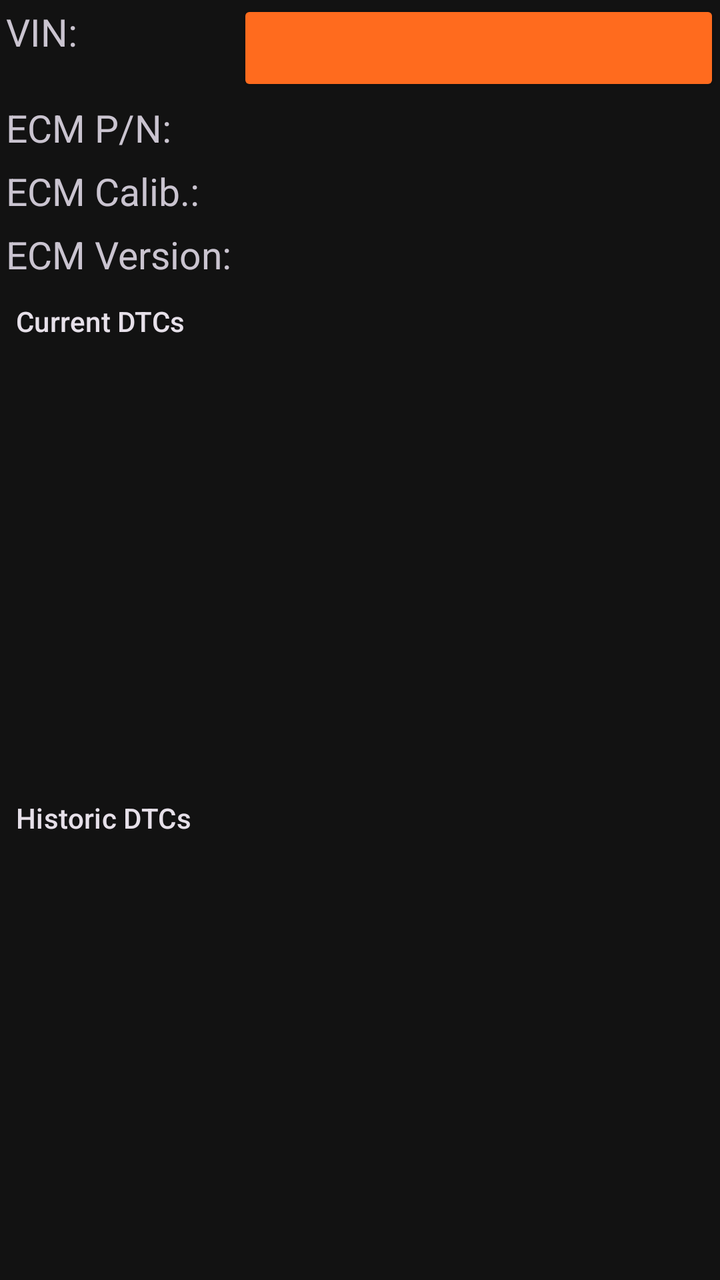
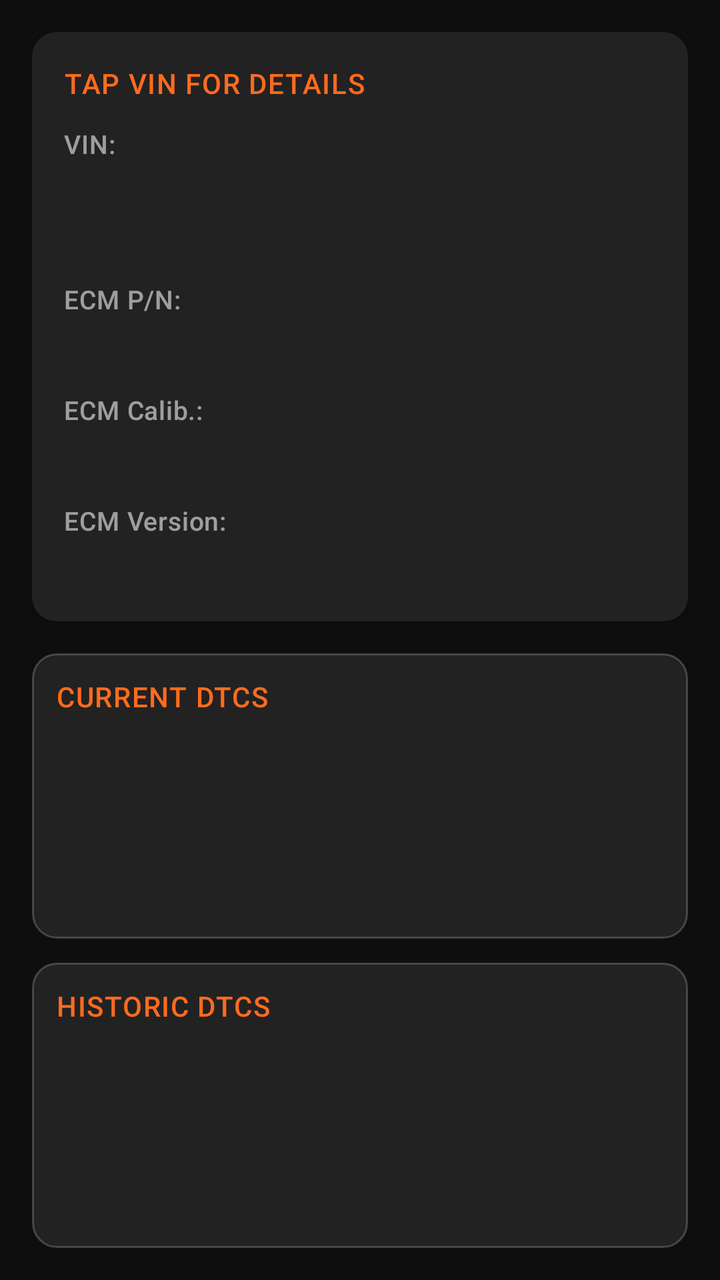

Two renders of the same Android screen: before a commit and after it. Below are the layout's source before the change and the commit's diff.
<!-- AndroidManifest.xml: application theme Theme.HarleyDroid -->
<!-- res/layout/portrait_diag.xml -->
<?xml version="1.0" encoding="utf-8"?>
<LinearLayout xmlns:android="http://schemas.android.com/apk/res/android"
    android:id="@+id/diag_layout"
    android:layout_width="match_parent"
    android:layout_height="match_parent"
    android:baselineAligned="false"
    android:orientation="vertical" >

    <TableLayout
        xmlns:android="http://schemas.android.com/apk/res/android"
        android:id="@+id/diag1_layout"
        android:layout_width="match_parent"
        android:layout_height="wrap_content"
        android:orientation="vertical"
        android:stretchColumns="1" >

        <TableRow android:layout_weight="1" >

            <TextView
                android:id="@+id/vin_label"
                android:layout_width="match_parent"
                android:layout_height="match_parent"
                android:padding="3dip"
                android:text="@string/vin_label"
                android:textSize="@dimen/textsize" />

             <Button
                android:id="@+id/vin_field"
                style="?android:attr/buttonStyleSmall"
                android:layout_width="match_parent"
                android:layout_height="match_parent"
                android:gravity="center_vertical|left"
                android:textSize="@dimen/textsize" />
        </TableRow>

        <TableRow android:layout_weight="1" >

            <TextView
                android:id="@+id/ecmpn_label"
                android:layout_width="match_parent"
                android:layout_height="match_parent"
                android:padding="3dip"
                android:text="@string/ecmpn_label"
                android:textSize="@dimen/textsize" />

            <TextView
                android:id="@+id/ecmpn_field"
                android:layout_width="match_parent"
                android:layout_height="match_parent"
                android:padding="3dip"
                android:textSize="@dimen/textsize" />
        </TableRow>

        <TableRow android:layout_weight="1" >

            <TextView
                android:id="@+id/ecmcalid_label"
                android:layout_width="match_parent"
                android:layout_height="match_parent"
                android:padding="3dip"
                android:text="@string/ecmcalid_label"
                android:textSize="@dimen/textsize" />

            <TextView
                android:id="@+id/ecmcalid_field"
                android:layout_width="match_parent"
                android:layout_height="match_parent"
                android:padding="3dip"
                android:textSize="@dimen/textsize" />
        </TableRow>

        <TableRow android:layout_weight="1" >

            <TextView
                android:id="@+id/ecmswlevel_label"
                android:layout_width="match_parent"
                android:layout_height="match_parent"
                android:padding="3dip"
                android:text="@string/ecmswlevel_label"
                android:textSize="@dimen/textsize" />

            <TextView
                android:id="@+id/ecmswlevel_field"
                android:layout_width="match_parent"
                android:layout_height="match_parent"
                android:padding="3dip"
                android:textSize="@dimen/textsize" />
        </TableRow>
    </TableLayout>

    <LinearLayout
        xmlns:android="http://schemas.android.com/apk/res/android"
        android:id="@+id/dtc1_layout"
        android:layout_width="match_parent"
        android:layout_height="wrap_content"
        android:layout_weight="1.0"
        android:orientation="horizontal" >

        <TextView
            android:id="@+id/currentdtc_label"
            android:layout_width="wrap_content"
            android:layout_height="wrap_content"
            android:padding="8dp"
            android:text="@string/dtc_current_title"
            android:textAppearance="?attr/textAppearanceTitleSmall" />

        <ListView
            android:id="@+id/currentdtc_field"
            android:layout_width="0dp"
            android:layout_height="match_parent"
            android:layout_weight="1.0"
            android:divider="?android:attr/listDivider"
            android:dividerHeight="1dp" />
    </LinearLayout>

    <LinearLayout
        xmlns:android="http://schemas.android.com/apk/res/android"
        android:id="@+id/dtc2_layout"
        android:layout_width="match_parent"
        android:layout_height="wrap_content"
        android:layout_weight="1.0"
        android:orientation="horizontal" >

        <TextView
            android:id="@+id/historicdtc_label"
            android:layout_width="wrap_content"
            android:layout_height="wrap_content"
            android:padding="8dp"
            android:text="@string/dtc_historic_title"
            android:textAppearance="?attr/textAppearanceTitleSmall" />

        <ListView
            android:id="@+id/historicdtc_field"
            android:layout_width="0dp"
            android:layout_height="match_parent"
            android:layout_weight="1.0"
            android:divider="?android:attr/listDivider"
            android:dividerHeight="1dp" />
    </LinearLayout>

</LinearLayout>
<!-- resources referenced by this layout -->
<resources>
  <dimen name="textsize">40sp</dimen>
  <style name="Theme.HarleyDroid" parent="Theme.Material3.Dark.NoActionBar">
          <item name="colorPrimary">@color/hd_primary</item>
          <item name="colorOnPrimary">@color/hd_on_primary</item>
          <item name="colorPrimaryContainer">@color/hd_primary_container</item>
          <item name="colorSecondary">@color/hd_secondary</item>
          <item name="android:windowBackground">@color/hd_surface</item>
          <item name="android:statusBarColor">@android:color/transparent</item>
          <item name="android:navigationBarColor">@android:color/transparent</item>
          <item name="android:windowLightStatusBar">false</item>
          <item name="preferenceTheme">@style/PreferenceThemeOverlay</item>
      </style>
  <color name="hd_primary">#FF6B1E</color>
  <color name="hd_primary_container">#FFDBCB</color>
  <color name="hd_secondary">#2C2C2C</color>
  <color name="hd_surface">#121212</color>
  <!-- unchanged entries left out for length: 7 -->
</resources>

<!-- the commit's change to res/layout/portrait_diag.xml (unified diff, before → after) -->
@@ -1,141 +1,140 @@
 <?xml version="1.0" encoding="utf-8"?>
 <LinearLayout xmlns:android="http://schemas.android.com/apk/res/android"
+    xmlns:app="http://schemas.android.com/apk/res-auto"
     android:id="@+id/diag_layout"
     android:layout_width="match_parent"
     android:layout_height="match_parent"
-    android:baselineAligned="false"
-    android:orientation="vertical" >
+    android:background="@color/hd_surface"
+    android:orientation="vertical"
+    android:padding="@dimen/space_16">
 
-    <TableLayout
-        xmlns:android="http://schemas.android.com/apk/res/android"
+    <com.google.android.material.card.MaterialCardView
         android:id="@+id/diag1_layout"
+        style="@style/Widget.HarleyDroid.Card"
         android:layout_width="match_parent"
         android:layout_height="wrap_content"
-        android:orientation="vertical"
-        android:stretchColumns="1" >
+        app:contentPadding="@dimen/space_16">
 
-        <TableRow android:layout_weight="1" >
+        <LinearLayout
+            android:layout_width="match_parent"
+            android:layout_height="wrap_content"
+            android:orientation="vertical">
+
+            <TextView
+                android:layout_width="match_parent"
+                android:layout_height="wrap_content"
+                android:layout_marginBottom="@dimen/space_12"
+                android:text="@string/vin_tap_hint"
+                android:textAppearance="@style/TextAppearance.HarleyDroid.Section" />
 
             <TextView
                 android:id="@+id/vin_label"
                 android:layout_width="match_parent"
-                android:layout_height="match_parent"
-                android:padding="3dip"
+                android:layout_height="wrap_content"
                 android:text="@string/vin_label"
-                android:textSize="@dimen/textsize" />
+                android:textAppearance="@style/TextAppearance.HarleyDroid.Label" />
 
-             <Button
+            <com.google.android.material.button.MaterialButton
                 android:id="@+id/vin_field"
-                style="?android:attr/buttonStyleSmall"
+                style="@style/Widget.HarleyDroid.VinButton"
                 android:layout_width="match_parent"
-                android:layout_height="match_parent"
-                android:gravity="center_vertical|left"
-                android:textSize="@dimen/textsize" />
-        </TableRow>
-
-        <TableRow android:layout_weight="1" >
+                android:layout_height="wrap_content"
+                android:layout_marginBottom="@dimen/space_12" />
 
             <TextView
                 android:id="@+id/ecmpn_label"
                 android:layout_width="match_parent"
-                android:layout_height="match_parent"
-                android:padding="3dip"
+                android:layout_height="wrap_content"
                 android:text="@string/ecmpn_label"
-                android:textSize="@dimen/textsize" />
+                android:textAppearance="@style/TextAppearance.HarleyDroid.Label" />
 
             <TextView
                 android:id="@+id/ecmpn_field"
                 android:layout_width="match_parent"
-                android:layout_height="match_parent"
-                android:padding="3dip"
-                android:textSize="@dimen/textsize" />
-        </TableRow>
-
-        <TableRow android:layout_weight="1" >
+                android:layout_height="wrap_content"
+                android:layout_marginBottom="@dimen/space_12"
+                android:textAppearance="@style/TextAppearance.HarleyDroid.Value" />
 
             <TextView
                 android:id="@+id/ecmcalid_label"
                 android:layout_width="match_parent"
-                android:layout_height="match_parent"
-                android:padding="3dip"
+                android:layout_height="wrap_content"
                 android:text="@string/ecmcalid_label"
-                android:textSize="@dimen/textsize" />
+                android:textAppearance="@style/TextAppearance.HarleyDroid.Label" />
 
             <TextView
                 android:id="@+id/ecmcalid_field"
                 android:layout_width="match_parent"
-                android:layout_height="match_parent"
-                android:padding="3dip"
-                android:textSize="@dimen/textsize" />
-        </TableRow>
-
-        <TableRow android:layout_weight="1" >
+                android:layout_height="wrap_content"
+                android:layout_marginBottom="@dimen/space_12"
+                android:textAppearance="@style/TextAppearance.HarleyDroid.Value" />
 
             <TextView
                 android:id="@+id/ecmswlevel_label"
                 android:layout_width="match_parent"
-                android:layout_height="match_parent"
-                android:padding="3dip"
+                android:layout_height="wrap_content"
                 android:text="@string/ecmswlevel_label"
-                android:textSize="@dimen/textsize" />
+                android:textAppearance="@style/TextAppearance.HarleyDroid.Label" />
 
             <TextView
                 android:id="@+id/ecmswlevel_field"
                 android:layout_width="match_parent"
-                android:layout_height="match_parent"
-                android:padding="3dip"
-                android:textSize="@dimen/textsize" />
-        </TableRow>
-    </TableLayout>
+                android:layout_height="wrap_content"
+                android:textAppearance="@style/TextAppearance.HarleyDroid.Value" />
+        </LinearLayout>
+    </com.google.android.material.card.MaterialCardView>
 
     <LinearLayout
-        xmlns:android="http://schemas.android.com/apk/res/android"
         android:id="@+id/dtc1_layout"
         android:layout_width="match_parent"
-        android:layout_height="wrap_content"
-        android:layout_weight="1.0"
-        android:orientation="horizontal" >
+        android:layout_height="0dp"
+        android:layout_marginTop="@dimen/space_16"
+        android:layout_weight="1"
+        android:background="@drawable/bg_section_card"
+        android:orientation="vertical"
+        android:padding="@dimen/space_12">
 
         <TextView
             android:id="@+id/currentdtc_label"
-            android:layout_width="wrap_content"
+            android:layout_width="match_parent"
             android:layout_height="wrap_content"
-            android:padding="8dp"
+            android:layout_marginBottom="@dimen/space_8"
             android:text="@string/dtc_current_title"
-            android:textAppearance="?attr/textAppearanceTitleSmall" />
+            android:textAppearance="@style/TextAppearance.HarleyDroid.Section" />
 
         <ListView
             android:id="@+id/currentdtc_field"
-            android:layout_width="0dp"
+            android:layout_width="match_parent"
             android:layout_height="match_parent"
-            android:layout_weight="1.0"
-            android:divider="?android:attr/listDivider"
-            android:dividerHeight="1dp" />
+            android:divider="@color/hd_divider"
+            android:dividerHeight="1dp"
+            android:paddingTop="@dimen/space_4" />
     </LinearLayout>
 
     <LinearLayout
-        xmlns:android="http://schemas.android.com/apk/res/android"
         android:id="@+id/dtc2_layout"
         android:layout_width="match_parent"
-        android:layout_height="wrap_content"
-        android:layout_weight="1.0"
-        android:orientation="horizontal" >
+        android:layout_height="0dp"
+        android:layout_marginTop="@dimen/space_12"
+        android:layout_weight="1"
+        android:background="@drawable/bg_section_card"
+        android:orientation="vertical"
+        android:padding="@dimen/space_12">
 
         <TextView
             android:id="@+id/historicdtc_label"
-            android:layout_width="wrap_content"
+            android:layout_width="match_parent"
             android:layout_height="wrap_content"
-            android:padding="8dp"
+            android:layout_marginBottom="@dimen/space_8"
             android:text="@string/dtc_historic_title"
-            android:textAppearance="?attr/textAppearanceTitleSmall" />
+            android:textAppearance="@style/TextAppearance.HarleyDroid.Section" />
 
         <ListView
             android:id="@+id/historicdtc_field"
-            android:layout_width="0dp"
+            android:layout_width="match_parent"
             android:layout_height="match_parent"
-            android:layout_weight="1.0"
-            android:divider="?android:attr/listDivider"
-            android:dividerHeight="1dp" />
+            android:divider="@color/hd_divider"
+            android:dividerHeight="1dp"
+            android:paddingTop="@dimen/space_4" />
     </LinearLayout>
-
 </LinearLayout>
<!-- resource entries referenced after the edit -->
@@ -1,21 +1,164 @@
 <!-- resources referenced by this layout -->
 <resources>
-  <dimen name="textsize">40sp</dimen>
+  <color name="hd_divider">#1FFFFFFF</color>
+  <dimen name="textsize">18sp</dimen>
+  <color name="hd_on_surface">#F2F2F2</color>
+  <dimen name="elevation_card">2dp</dimen>
+  <dimen name="card_padding">16dp</dimen>
+  <dimen name="tap_min">48dp</dimen>
+  <color name="hd_accent_orange">#FF6B1E</color>
+  <color name="hd_accent_orange_container">#3D2318</color>
+  <color name="hd_accent_orange_soft">#26FF6B1E</color>
+  <color name="hd_accent_orange_readout">#E8FF6B1E</color>
   <style name="Theme.HarleyDroid" parent="Theme.Material3.Dark.NoActionBar">
-          <item name="colorPrimary">@color/hd_primary</item>
+          <item name="colorPrimary">@color/hd_accent_orange</item>
           <item name="colorOnPrimary">@color/hd_on_primary</item>
-          <item name="colorPrimaryContainer">@color/hd_primary_container</item>
+          <item name="colorPrimaryContainer">@color/hd_accent_orange_container</item>
+          <item name="colorOnPrimaryContainer">@color/hd_accent_orange</item>
+          <item name="hdColorAccentSoft">@color/hd_accent_orange_soft</item>
+          <item name="hdColorGaugeReadout">@color/hd_accent_orange_readout</item>
           <item name="colorSecondary">@color/hd_secondary</item>
+          <item name="colorOnSecondary">@color/hd_on_surface</item>
+          <item name="colorSurface">@color/hd_surface</item>
+          <item name="colorOnSurface">@color/hd_on_surface</item>
+          <item name="colorSurfaceVariant">@color/hd_surface_elevated</item>
+          <item name="colorOnSurfaceVariant">@color/hd_on_surface_60</item>
+          <item name="colorOutline">@color/hd_outline</item>
+          <item name="android:colorBackground">@color/hd_surface</item>
           <item name="android:windowBackground">@color/hd_surface</item>
           <item name="android:statusBarColor">@android:color/transparent</item>
           <item name="android:navigationBarColor">@android:color/transparent</item>
           <item name="android:windowLightStatusBar">false</item>
-          <item name="preferenceTheme">@style/PreferenceThemeOverlay</item>
+          <item name="materialAlertDialogTheme">@style/ThemeOverlay.HarleyDroid.MaterialAlertDialog</item>
+          <item name="preferenceTheme">@style/PreferenceThemeOverlay.HarleyDroid</item>
+          <item name="toolbarStyle">@style/Widget.HarleyDroid.Toolbar</item>
+  
+          
+          <item name="android:soundEffectsEnabled">false</item>
+          <item name="colorControlHighlight">@android:color/transparent</item>
+          <item name="actionBarItemBackground">@drawable/bg_no_press</item>
+          <item name="selectableItemBackground">@drawable/bg_no_press</item>
+          <item name="android:selectableItemBackground">@drawable/bg_no_press</item>
+          <item name="selectableItemBackgroundBorderless">@drawable/bg_no_press</item>
+          <item name="android:selectableItemBackgroundBorderless">@drawable/bg_no_press</item>
+          <item name="android:windowAnimationStyle">@null</item>
+          <item name="motionDurationShort1">@integer/hd_motion_none</item>
+          <item name="motionDurationShort2">@integer/hd_motion_none</item>
+          <item name="motionDurationShort3">@integer/hd_motion_none</item>
+          <item name="motionDurationShort4">@integer/hd_motion_none</item>
+          <item name="motionDurationMedium1">@integer/hd_motion_none</item>
+          <item name="motionDurationMedium2">@integer/hd_motion_none</item>
+          <item name="motionDurationMedium3">@integer/hd_motion_none</item>
+          <item name="motionDurationMedium4">@integer/hd_motion_none</item>
+          <item name="motionDurationLong1">@integer/hd_motion_none</item>
+          <item name="motionDurationLong2">@integer/hd_motion_none</item>
+          <item name="motionDurationLong3">@integer/hd_motion_none</item>
+          <item name="motionDurationLong4">@integer/hd_motion_none</item>
+          <item name="motionDurationExtraLong1">@integer/hd_motion_none</item>
+          <item name="motionDurationExtraLong2">@integer/hd_motion_none</item>
+          <item name="motionDurationExtraLong3">@integer/hd_motion_none</item>
+          <item name="motionDurationExtraLong4">@integer/hd_motion_none</item>
       </style>
-  <color name="hd_primary">#FF6B1E</color>
-  <color name="hd_primary_container">#FFDBCB</color>
-  <color name="hd_secondary">#2C2C2C</color>
-  <color name="hd_surface">#121212</color>
+  <color name="hd_surface_card">#222222</color>
+  <dimen name="radius_md">12dp</dimen>
+  <color name="hd_outline">#33FFFFFF</color>
+  <dimen name="textsize_label">13sp</dimen>
+  <color name="hd_on_surface_60">#99F2F2F2</color>
+  <dimen name="text_body">14sp</dimen>
+  <color name="hd_secondary">#2A2A2A</color>
+  <color name="hd_surface_elevated">#1A1A1A</color>
+  <style name="ThemeOverlay.HarleyDroid.MaterialAlertDialog" parent="ThemeOverlay.Material3.MaterialAlertDialog">
+          
+          
+          <item name="colorSurface">@color/hd_surface_elevated</item>
+          <item name="colorOnSurface">@color/hd_on_surface</item>
+          <item name="materialAlertDialogTitleTextStyle">@style/MaterialAlertDialog.HarleyDroid.Title.Text</item>
+          <item name="materialAlertDialogBodyTextStyle">@style/MaterialAlertDialog.HarleyDroid.Body.Text</item>
+      </style>
+  <style name="PreferenceThemeOverlay.HarleyDroid" parent="PreferenceThemeOverlay">
+          <item name="android:textColorPrimary">@color/hd_on_surface</item>
+          <item name="android:textColorSecondary">@color/hd_on_surface_60</item>
+          <item name="selectableItemBackground">@drawable/bg_no_press</item>
+          <item name="android:selectableItemBackground">@drawable/bg_no_press</item>
+          <item name="colorControlHighlight">@android:color/transparent</item>
+      </style>
+  <style name="Widget.HarleyDroid.Toolbar" parent="Widget.Material3.Toolbar">
+          <item name="android:background">@color/hd_toolbar</item>
+          <item name="titleTextColor">@color/hd_on_surface</item>
+          <item name="subtitleTextColor">@color/hd_on_surface_60</item>
+      </style>
+  <!-- drawable bg_no_press (drawable) -->
+  <?xml version="1.0" encoding="utf-8"?>
+  <shape xmlns:android="http://schemas.android.com/apk/res/android"
+      android:shape="rectangle">
+      <solid android:color="@android:color/transparent" />
+  </shape>
+  <style name="MaterialAlertDialog.HarleyDroid.Title.Text" parent="MaterialAlertDialog.Material3.Title.Text">
+          <item name="android:textAppearance">@style/TextAppearance.HarleyDroid.Value</item>
+          <item name="android:textColor">@color/hd_on_surface</item>
+      </style>
+  <style name="MaterialAlertDialog.HarleyDroid.Body.Text" parent="MaterialAlertDialog.Material3.Body.Text">
+          <item name="android:textAppearance">@style/TextAppearance.HarleyDroid.Body</item>
+          <item name="android:textColor">@color/hd_on_surface_80</item>
+      </style>
+  <color name="hd_toolbar">#161616</color>
+  <style name="TextAppearance.HarleyDroid.Body" parent="TextAppearance.Material3.BodyMedium">
+          <item name="android:textSize">@dimen/text_body</item>
+          <item name="android:textColor">@color/hd_on_surface_80</item>
+          <item name="android:fontFamily">sans-serif</item>
+      </style>
+  <color name="hd_on_surface_80">#CCF2F2F2</color>
+  <color name="hd_surface">#0E0E0E</color>
+  <dimen name="space_12">12dp</dimen>
+  <dimen name="space_16">16dp</dimen>
+  <dimen name="space_4">4dp</dimen>
+  <dimen name="space_8">8dp</dimen>
+  <!-- drawable bg_section_card (drawable) -->
+  <?xml version="1.0" encoding="utf-8"?>
+  <shape xmlns:android="http://schemas.android.com/apk/res/android"
+      android:shape="rectangle">
+      <solid android:color="@color/hd_surface_card" />
+      <corners android:radius="@dimen/radius_md" />
+      <stroke
+          android:width="1dp"
+          android:color="@color/hd_outline" />
+  </shape>
+  <string name="vin_tap_hint">Tap VIN for details</string>
+  <style name="TextAppearance.HarleyDroid.Label" parent="TextAppearance.Material3.LabelMedium">
+          <item name="android:textSize">@dimen/textsize_label</item>
+          <item name="android:textColor">@color/hd_on_surface_60</item>
+          <item name="android:fontFamily">sans-serif</item>
+          <item name="android:letterSpacing">0.02</item>
+      </style>
+  <style name="TextAppearance.HarleyDroid.Section" parent="TextAppearance.Material3.TitleSmall">
+          <item name="android:textSize">@dimen/text_body</item>
+          <item name="android:textColor">?attr/colorPrimary</item>
+          <item name="android:fontFamily">sans-serif-medium</item>
+          <item name="android:letterSpacing">0.04</item>
+          <item name="android:textAllCaps">true</item>
+      </style>
+  <style name="TextAppearance.HarleyDroid.Value" parent="TextAppearance.Material3.TitleMedium">
+          <item name="android:textSize">@dimen/textsize</item>
+          <item name="android:textColor">@color/hd_on_surface</item>
+          <item name="android:fontFamily">sans-serif-medium</item>
+          <item name="android:fontFeatureSettings">tnum</item>
+      </style>
+  <style name="Widget.HarleyDroid.Card" parent="Widget.Material3.CardView.Elevated">
+          <item name="cardBackgroundColor">@color/hd_surface_card</item>
+          <item name="cardCornerRadius">@dimen/radius_md</item>
+          <item name="cardElevation">@dimen/elevation_card</item>
+          <item name="strokeWidth">0dp</item>
+          <item name="contentPadding">@dimen/card_padding</item>
+      </style>
+  <style name="Widget.HarleyDroid.VinButton" parent="Widget.Material3.Button.TextButton">
+          <item name="android:minHeight">@dimen/tap_min</item>
+          <item name="android:gravity">center_vertical|start</item>
+          <item name="android:textAppearance">@style/TextAppearance.HarleyDroid.Value</item>
+          <item name="android:textColor">?attr/colorPrimary</item>
+          <item name="android:stateListAnimator">@null</item>
+          <item name="rippleColor">@android:color/transparent</item>
+          <item name="backgroundTint">@android:color/transparent</item>
+      </style>
   <!-- unchanged entries left out for length: 7 -->
 </resources>
 
